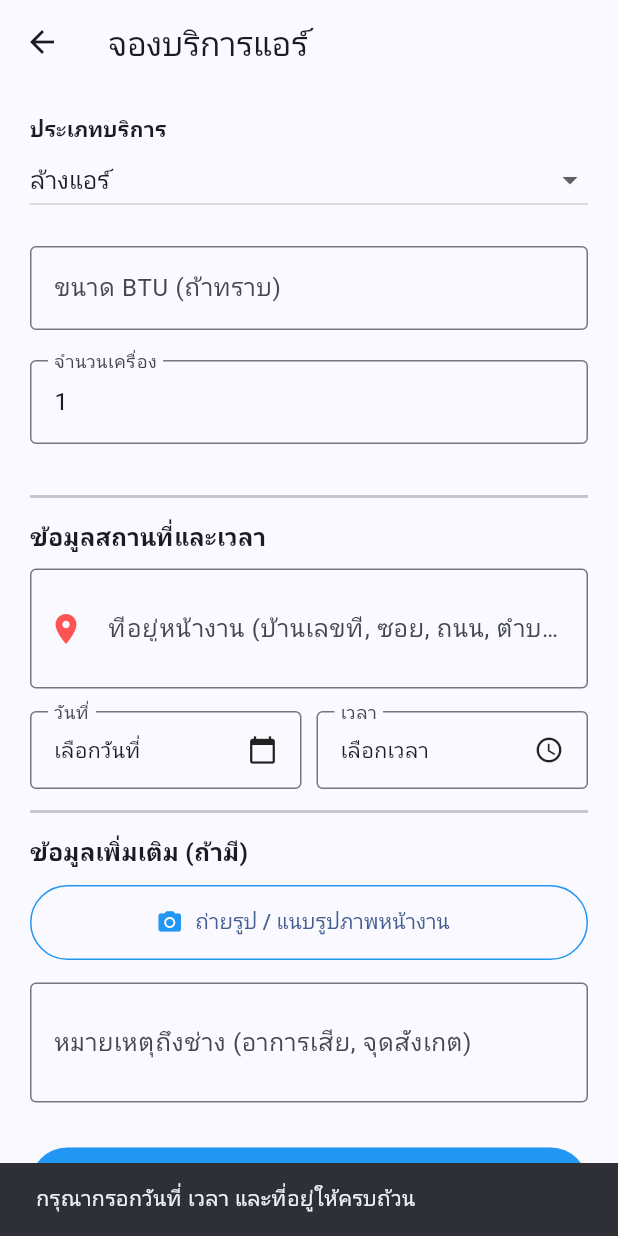
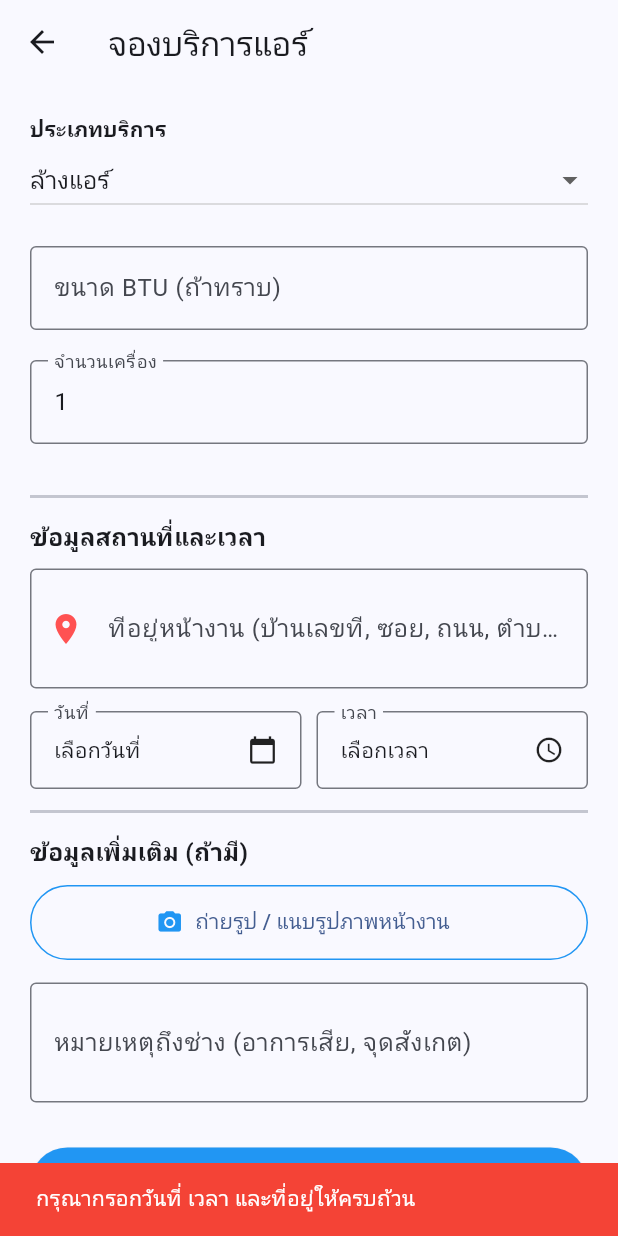
Before and after one commit to TEERAPAT-SUKKASEM/kiangthai_services, a Flutter app: the AirBookingScreen screen opened directly, after a tap on "ยืนยันการจอง", on a phone screen of 412 x 824 dp. Run offline on Flutter 3.47's test engine with Material 3 defaults, Android fonts, the phone set to English and light mode, and no system bars; our stand-ins replace firebase_core, flutter_dotenv, supabase_flutter; accounts and stored records are empty.

Commit message:
Enhance AirBookingScreen to validate input and handle booking submission with Supabase integration

```diff
--- a/lib/ui/customer/air_booking_screen.dart
+++ b/lib/ui/customer/air_booking_screen.dart
@@ -1,5 +1,5 @@
 import 'package:flutter/material.dart';
-// import ไฟล์ชิ้นส่วนส่วนกลางของเรา
+import 'package:supabase_flutter/supabase_flutter.dart';
 import '../widgets/shared_booking_fields.dart';
 
 class AirBookingScreen extends StatefulWidget {
@@ -122,23 +122,87 @@ class _AirBookingScreenState extends State<AirBookingScreen> {
               backgroundColor: Colors.blue,
               foregroundColor: Colors.white,
             ),
-            onPressed: () {
-              // ตรวจสอบเบื้องต้นว่ากรอกข้อมูลครบไหม
+            onPressed: () async {
+              // 1. ป้องกันคนลืมกรอกข้อมูล
               if (_selectedDate == null ||
                   _selectedTime == null ||
                   _addressController.text.isEmpty) {
                 ScaffoldMessenger.of(context).showSnackBar(
                   const SnackBar(
-                    content: Text('กรุณากรอกวันที่ เวลา และที่อยู่ให้ครบถ้วน'),
+                    content: Text(
+                      'กรุณากรอกวันที่ เวลา และที่อยู่ให้ครบถ้วน',
+                      style: TextStyle(color: Colors.white),
+                    ),
+                    backgroundColor: Colors.red,
                   ),
                 );
                 return;
               }
-              ScaffoldMessenger.of(context).showSnackBar(
-                const SnackBar(content: Text('กำลังบันทึกข้อมูล...')),
-              );
+
+              // 2. ขอตรวจสอบก่อนว่าใครเป็นคนกดจอง (ดึง ID ของลูกค้าที่ล็อกอินอยู่)
+              final user = Supabase.instance.client.auth.currentUser;
+              if (user == null) return; // ถ้าไม่ได้ล็อกอินให้หยุดการทำงาน
+
+              try {
+                // ขึ้นข้อความบอกผู้ใช้ให้รอแป๊บ
+                ScaffoldMessenger.of(context).showSnackBar(
+                  const SnackBar(content: Text('กำลังส่งข้อมูลการจอง...')),
+                );
+
+                // 3. แปลงร่าง วันที่ และ เวลา ให้อยู่ในฟอร์แมตที่ Database เข้าใจ (YYYY-MM-DD และ HH:MM:00)
+                final dateStr =
+                    '${_selectedDate!.year}-${_selectedDate!.month.toString().padLeft(2, '0')}-${_selectedDate!.day.toString().padLeft(2, '0')}';
+                final timeStr =
+                    '${_selectedTime!.hour.toString().padLeft(2, '0')}:${_selectedTime!.minute.toString().padLeft(2, '0')}:00';
+
+                // 4. ยิงข้อมูลขึ้นฟ้า! (ส่งเข้าตาราง bookings)
+                await Supabase.instance.client.from('bookings').insert({
+                  'customer_id': user.id,
+                  'service_type': 'แอร์',
+                  // ข้อมูลยิบย่อย เรายัดใส่ JSONB ตามที่ออกแบบ Schema ไว้เป๊ะๆ!
+                  'service_details': {
+                    'sub_type': _selectedService,
+                    'btu': _btuController.text,
+                    'count': _countController.text,
+                    'address': _addressController.text,
+                    'note': _noteController.text,
+                  },
+                  'booking_date': dateStr,
+                  'booking_time': timeStr,
+                  'status': 'pending', // สถานะเริ่มต้นคือ "รอการยืนยัน"
+                });
+
+                // 5. ถ้าพ้นบรรทัดบนมาได้ แปลว่าสำเร็จ! เด้งกลับไปหน้าแรกเลย
+                if (mounted) {
+                  ScaffoldMessenger.of(context).showSnackBar(
+                    const SnackBar(
+                      content: Text(
+                        'จองคิวสำเร็จ! ระบบบันทึกข้อมูลแล้ว',
+                        style: TextStyle(color: Colors.white),
+                      ),
+                      backgroundColor: Colors.green,
+                    ),
+                  );
+                  Navigator.pop(
+                    context,
+                  ); // สั่งปิดหน้าฟอร์มนี้ กลับไปหน้าเลือกบริการ
+                }
+              } catch (e) {
+                // ถ้าเน็ตหลุด หรือมี Error จะโชว์ตรงนี้ครับ
+                if (mounted) {
+                  ScaffoldMessenger.of(context).showSnackBar(
+                    SnackBar(
+                      content: Text('เกิดข้อผิดพลาด: $e'),
+                      backgroundColor: Colors.red,
+                    ),
+                  );
+                }
+              }
             },
-            child: const Text('ยืนยันการจอง', style: TextStyle(fontSize: 18)),
+            child: const Text(
+              'ยืนยันการจอง',
+              style: TextStyle(fontSize: 18, fontWeight: FontWeight.bold),
+            ),
           ),
         ],
       ),
```
